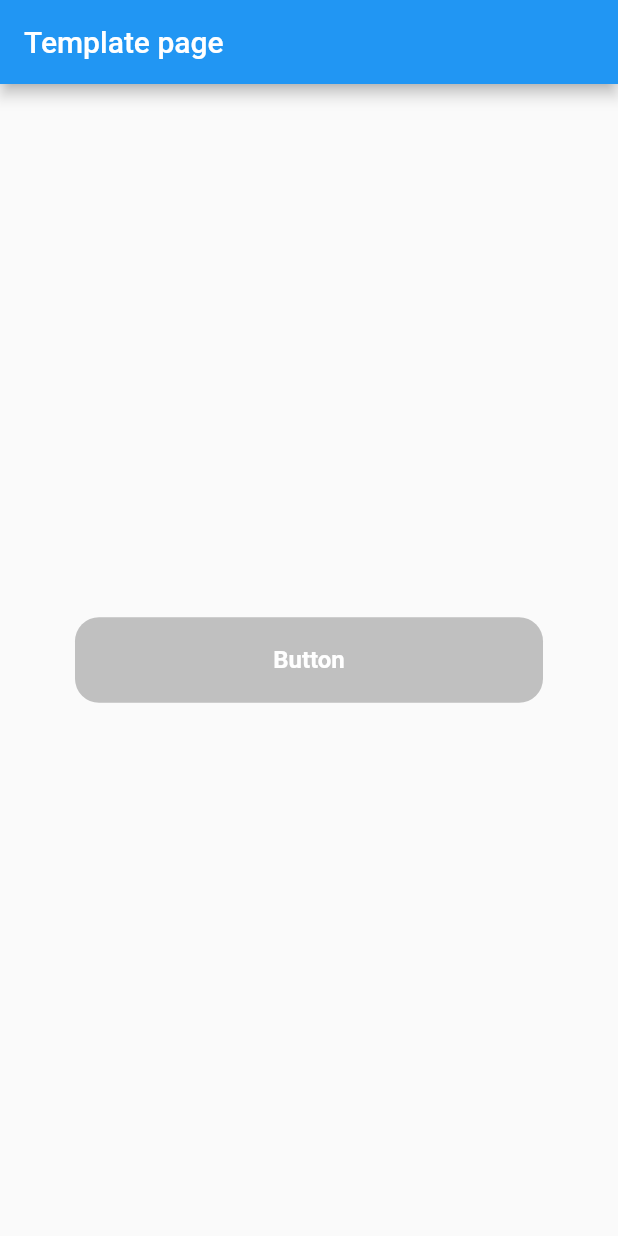
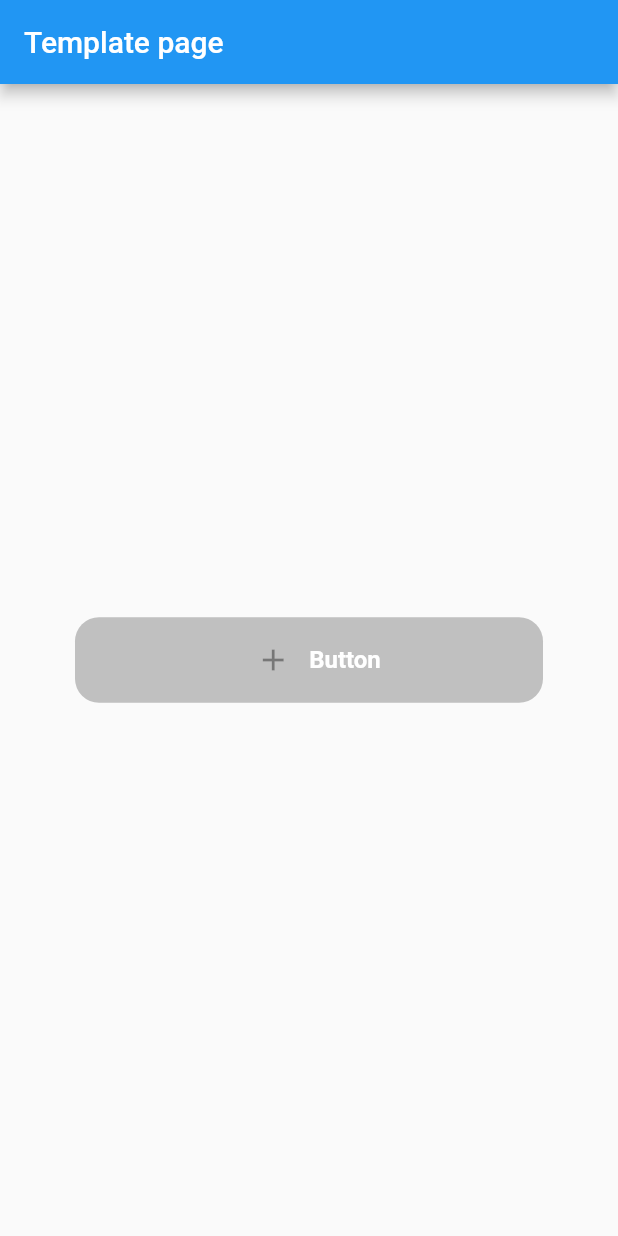
Before and after one commit to OmarElhassaniAlaoui/MealTime_app, a Flutter app: the screen it shows after launch, on a phone screen of 412 x 824 dp. Run offline on Flutter 3.47's test engine with Material 3 defaults, Android fonts, the phone set to English and light mode, and no system bars; our stand-ins replace get_it, go_router.

Commit message:
Enhance ButtonWidget to support optional icon display and update TemplatePage to utilize new feature

````diff
--- a/lib/main.dart
+++ b/lib/main.dart
@@ -5,6 +5,6 @@ import 'package:meal_time_app/src/app/core/dependancy-injection/injection_contai
 
 
 void main() {
-   di.registerDependencies();
+  di.registerDependencies();
   runApp(const MealTimeApp());
 }
--- a/lib/src/app/widgets/Button-widget/button_widget.dart
+++ b/lib/src/app/widgets/Button-widget/button_widget.dart
@@ -8,6 +8,7 @@ import 'package:meal_time_app/src/app/widgets/Button-widget/button_enum.dart';
 /// - Supports multiple button types: [ButtonType.primary], [ButtonType.secondary], [ButtonType.tertiary], and [ButtonType.disabled].
 /// - Can display a loading spinner when `isLoading` is true.
 /// - Supports enabling/disabling via the `isDisabled` flag.
+/// - Can optionally display an icon alongside the text.
 /// - Fully customizable in terms of width, height, border radius, and colors.
 ///
 /// Example:
@@ -20,6 +21,7 @@ import 'package:meal_time_app/src/app/widgets/Button-widget/button_enum.dart';
 ///   type: ButtonType.primary,
 ///   isLoading: false,
 ///   isDisabled: false,
+///   icon: Icon(Icons.add),
 /// )
 /// ```
 class ButtonWidget extends StatelessWidget {
@@ -48,6 +50,10 @@ class ButtonWidget extends StatelessWidget {
   /// Whether the button should be disabled. Defaults to `false`.
   final bool isDisabled;
 
+  /// An optional icon to display alongside the button text.
+  final Widget? icon;
+
+
   /// Creates a customizable button widget.
   const ButtonWidget({
     super.key,
@@ -59,6 +65,7 @@ class ButtonWidget extends StatelessWidget {
     this.borderRadius = 16.0,
     this.isLoading = false,
     this.isDisabled = false,
+    this.icon,
   });
 
   @override
@@ -75,7 +82,7 @@ class ButtonWidget extends StatelessWidget {
     );
   }
 
-  /// Builds the child widget for the button, which is either a loading spinner or the button text.
+  /// Builds the child widget for the button, which can be a loading spinner, text, or an icon with text.
   Widget _buildButtonChild() {
     if (isLoading) {
       return const SizedBox(
@@ -87,9 +94,21 @@ class ButtonWidget extends StatelessWidget {
         ),
       );
     }
-    return Text(
-      text,
-      style: _getTextStyle(),
+
+    return Row(
+      mainAxisSize: MainAxisSize.min,
+      mainAxisAlignment: MainAxisAlignment.center,
+      children: [
+        if (icon != null) ...[
+          const SizedBox(width: 12),
+          icon!,
+        ],
+        SizedBox(width:  12 ),
+        Text(
+          text,
+          style: _getTextStyle(),
+        ),
+      ],
     );
   }
 
@@ -118,11 +137,11 @@ class ButtonWidget extends StatelessWidget {
   Color _getButtonColor() {
     switch (type) {
       case ButtonType.primary:
-        return AppPalette.primarySwatch[500]!;
+        return AppPalette.primarySwatch;
       case ButtonType.secondary:
         return AppPalette.white;
       case ButtonType.tertiary:
-        return AppPalette.primarySwatch[600]!;
+        return AppPalette.white;
       case ButtonType.disabled:
         return AppPalette.greySwatch;
     }
--- a/lib/src/presentation/template/pages/template_page.dart
+++ b/lib/src/presentation/template/pages/template_page.dart
@@ -19,6 +19,7 @@ class TemplatePage extends StatelessWidget {
             borderRadius: 16.0,
             type: ButtonType.disabled,
             height: 57.0,
+            icon: const Icon(Icons.add),
           ),
         ),
       ),
````
